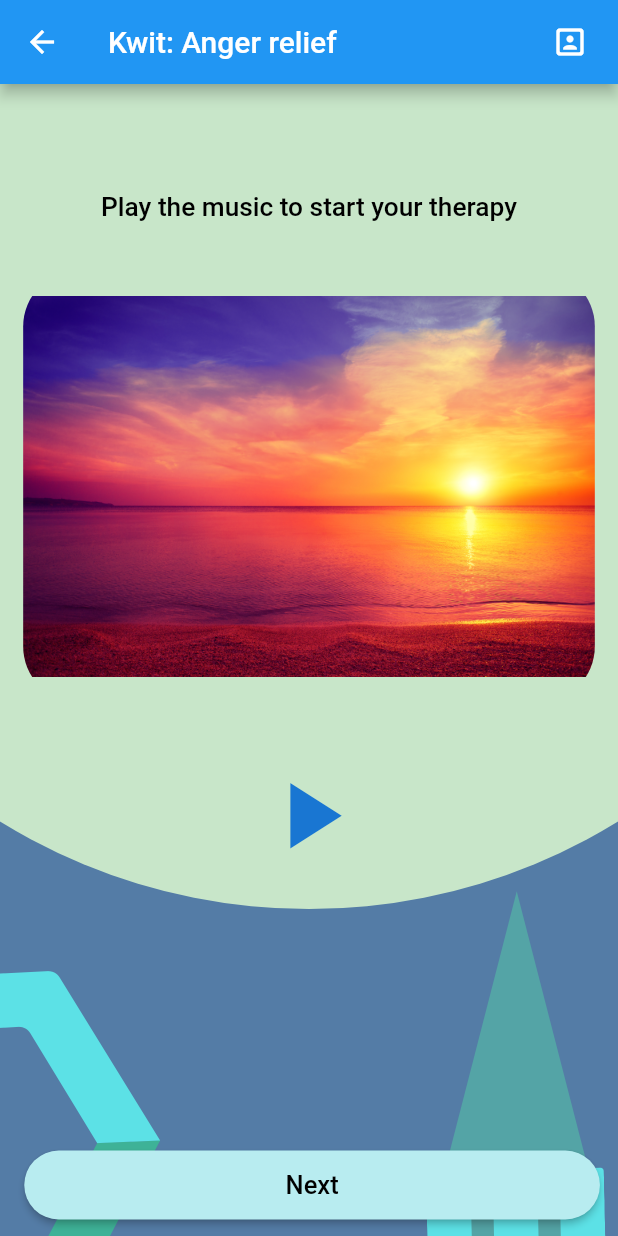
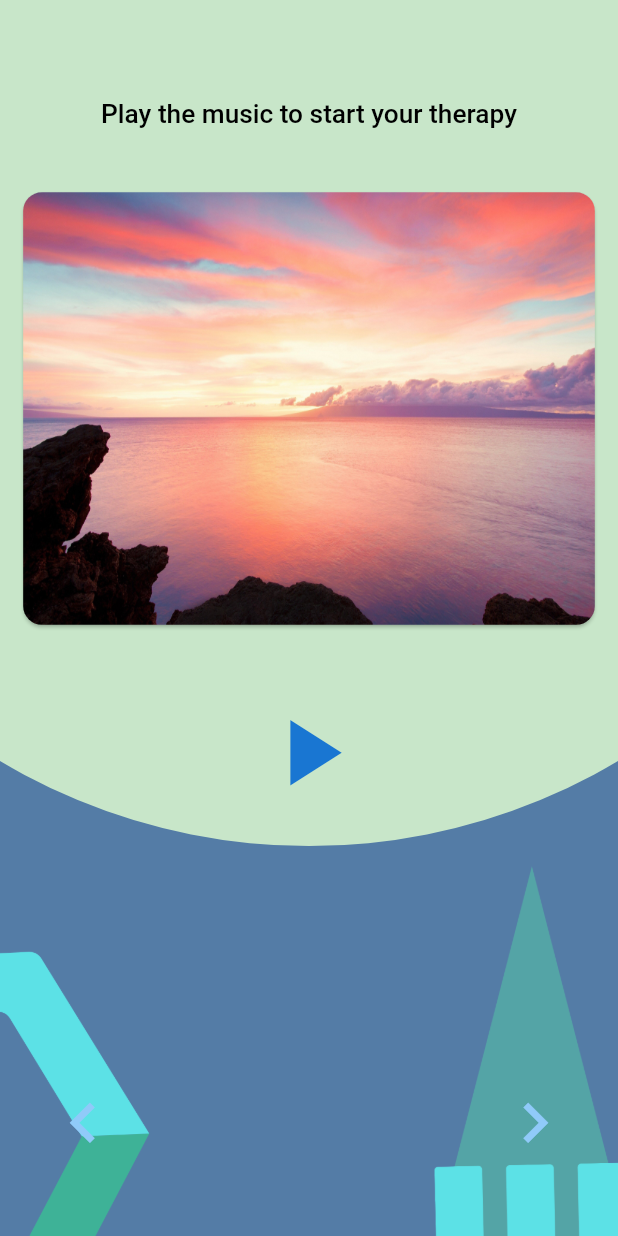
Before and after one commit to SashvDave/Kwit, a Flutter app: the Anger screen opened directly, on a phone screen of 412 x 824 dp. Run offline on Flutter 3.47's test engine with Material 2 defaults, Android fonts, the phone set to English and light mode, and no system bars; our stand-ins replace audioplayers, circular_countdown_timer, firebase_auth, firebase_core, firebase_database, google_sign_in and 1 more; missing offline and left inert: maze, pdf_flutter; accounts and stored records are empty.

Commit message:
change anger ui

```diff
--- a/lib/screens/anger.dart
+++ b/lib/screens/anger.dart
@@ -36,19 +36,6 @@ class _AngerState extends State<Anger> {
   Widget build(BuildContext context) {
     return Scaffold(
       backgroundColor: const Color(0xFF3BC3CD),
-      appBar: AppBar(
-        title: Text('Kwit: Anger relief'),
-        actions: [
-          Padding(
-              padding: EdgeInsets.only(right: 20.0),
-              child: GestureDetector(
-                  onTap: () {
-                    Navigator.push(context,
-                        MaterialPageRoute(builder: (context) => MyHomePage()));
-                  },
-                  child: Icon(Icons.portrait_rounded)))
-        ],
-      ),
       body: Stack(
         children: <Widget>[
           Container(
@@ -86,13 +73,18 @@ class _AngerState extends State<Anger> {
                                 fontSize: 7),
                           ),
                         ),
-                        ClipRRect(
-                          borderRadius: BorderRadius.circular(15.0),
+                        Card(
+                          shape: RoundedRectangleBorder(
+                            borderRadius: BorderRadius.circular(5.0),
+                          ),
                           child: Image.asset(
-                            'assets/sunset.png',
+                            'assets/sunset.jpg',
                             height: MediaQuery.of(context).size.height * 0.14,
                             width: MediaQuery.of(context).size.width * 0.37,
+                            fit: BoxFit.fill,
                           ),
+                          semanticContainer: true,
+                          clipBehavior: Clip.antiAliasWithSaveLayer,
                         ),
                         Container(
                           width: 750,
@@ -125,26 +117,41 @@ class _AngerState extends State<Anger> {
               ],
             ),
           ),
-          Align(
-            alignment: Alignment.bottomCenter,
-            child: Container(
-              margin: EdgeInsets.only(
-                  top: MediaQuery.of(context).size.height * 0.02,
-                  left: MediaQuery.of(context).size.width * 0.01),
-              width: MediaQuery.of(context).size.width * 0.98,
-              padding: EdgeInsets.all(10.0),
-              child: RaisedButton(
-                onPressed: () => _submitData(),
-                shape: RoundedRectangleBorder(
-                    borderRadius: BorderRadius.all(Radius.circular(30.0))),
-                child: Text('Next',
-                    style: TextStyle(color: Colors.black, fontSize: 17)),
-                padding: const EdgeInsets.all(13.0),
-                splashColor: Colors.lightBlue[200],
-                color: const Color(0xFFB8ECF0),
+          Row(
+            mainAxisAlignment: MainAxisAlignment.spaceBetween,
+            children: <Widget>[
+              Container(
+                alignment: Alignment.bottomLeft,
+                padding: EdgeInsets.fromLTRB(
+                    MediaQuery.of(context).size.width * 0.05,
+                    0,
+                    0,
+                    MediaQuery.of(context).size.height * 0.05),
+                child: IconButton(
+                  onPressed: () => goBack(),
+                  icon: Icon(Icons.keyboard_arrow_left),
+                  color: Colors.blue[200],
+                  iconSize: MediaQuery.of(context).size.width * 0.13,
+                ),
               ),
-            ),
-          ),
+              Container(
+                  alignment: Alignment.bottomRight,
+                  padding: EdgeInsets.fromLTRB(
+                      0,
+                      0,
+                      MediaQuery.of(context).size.width * 0.05,
+                      MediaQuery.of(context).size.height * 0.05),
+                  child: IconButton(
+                    onPressed: () {
+                      Navigator.push(context,
+                          MaterialPageRoute(builder: (context) => Anger1()));
+                    },
+                    icon: Icon(Icons.keyboard_arrow_right),
+                    color: Colors.blue[200],
+                    iconSize: MediaQuery.of(context).size.width * 0.13,
+                  )),
+            ],
+          )
         ],
       ),
     );
--- a/pubspec.yaml
+++ b/pubspec.yaml
@@ -59,7 +59,7 @@ flutter:
   assets:
     - assets/waterdrop.jpg
     - assets/peaceful.jpg
-    - assets/sunset.png
+    - assets/sunset.jpg
     - assets/OptimistByBorrtexArtlist.mp3
     - assets/sad1Wallpaper.png
     - assets/sad2Wallpaper.png
```
Also changed, not shown: lib/screens/anger1.dart (+41 -35 lines), lib/screens/anger2.dart (+41 -35 lines), lib/screens/anger3.dart (+30 -29 lines), assets/sunset.jpg (added), assets/sunset.png (deleted).
